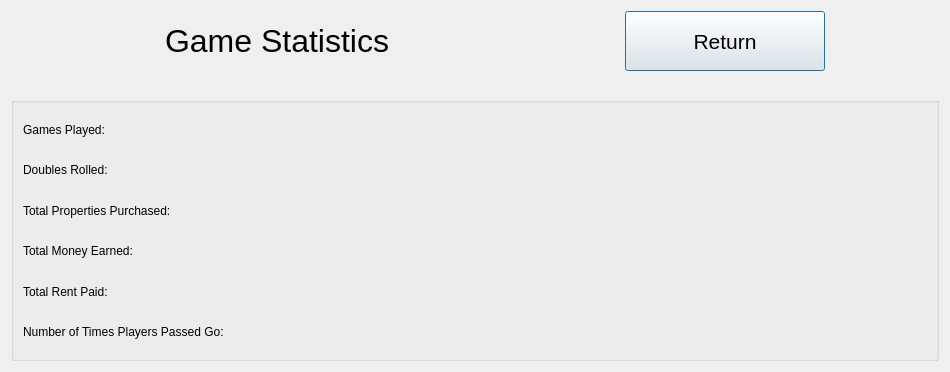
Before: the Qt Designer form UI/gameStatistics.ui in Sp1riting/A-Level-Coursework, drawn with Qt 5.
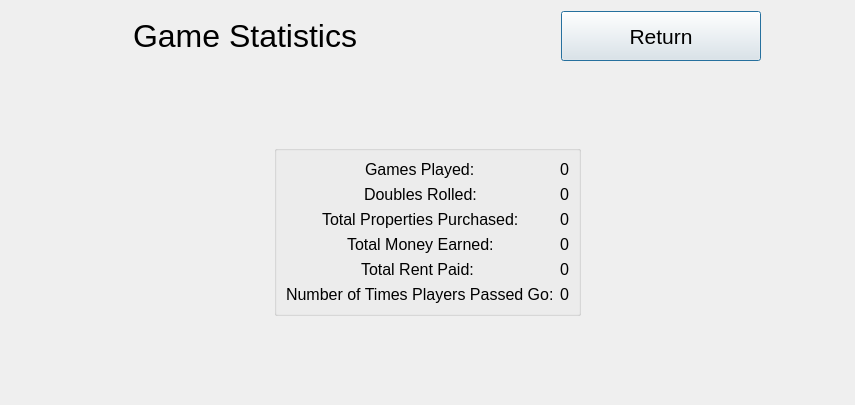
After: the same form once the commit is applied.

Commit message: game stats screen improved

```diff
--- a/UI/gameStatistics.ui
+++ b/UI/gameStatistics.ui
@@ -6,8 +6,8 @@
    <rect>
     <x>0</x>
     <y>0</y>
-    <width>950</width>
-    <height>372</height>
+    <width>855</width>
+    <height>405</height>
    </rect>
   </property>
   <property name="windowTitle">
@@ -17,56 +17,196 @@
    <item row="2" column="0">
     <layout class="QGridLayout" name="gridLayout">
      <item row="0" column="0">
+      <spacer name="horizontalSpacer_3">
+       <property name="orientation">
+        <enum>Qt::Horizontal</enum>
+       </property>
+       <property name="sizeHint" stdset="0">
+        <size>
+         <width>40</width>
+         <height>20</height>
+        </size>
+       </property>
+      </spacer>
+     </item>
+     <item row="0" column="1">
       <widget class="QGroupBox" name="groupBox">
        <property name="title">
         <string/>
        </property>
-       <layout class="QGridLayout" name="gridLayout_3">
-        <item row="3" column="0">
-         <widget class="QLabel" name="label_3">
-          <property name="text">
-           <string>Total Money Earned:</string>
-          </property>
-         </widget>
-        </item>
-        <item row="2" column="0">
-         <widget class="QLabel" name="label_5">
-          <property name="text">
-           <string>Total Properties Purchased:</string>
-          </property>
-         </widget>
-        </item>
-        <item row="1" column="0">
-         <widget class="QLabel" name="label_6">
-          <property name="text">
-           <string>Doubles Rolled:</string>
-          </property>
-         </widget>
-        </item>
+       <property name="alignment">
+        <set>Qt::AlignLeading|Qt::AlignLeft|Qt::AlignVCenter</set>
+       </property>
+       <layout class="QFormLayout" name="formLayout">
+        <property name="sizeConstraint">
+         <enum>QLayout::SetDefaultConstraint</enum>
+        </property>
+        <property name="labelAlignment">
+         <set>Qt::AlignCenter</set>
+        </property>
+        <property name="formAlignment">
+         <set>Qt::AlignCenter</set>
+        </property>
         <item row="0" column="0">
-         <widget class="QLabel" name="label_2">
+         <widget class="QLabel" name="gamesPlayedLabel">
+          <property name="font">
+           <font>
+            <pointsize>12</pointsize>
+           </font>
+          </property>
           <property name="text">
            <string>Games Played:</string>
           </property>
          </widget>
         </item>
+        <item row="0" column="1">
+         <widget class="QLabel" name="gamesPlayedValue">
+          <property name="font">
+           <font>
+            <pointsize>12</pointsize>
+           </font>
+          </property>
+          <property name="text">
+           <string>0</string>
+          </property>
+         </widget>
+        </item>
+        <item row="1" column="0">
+         <widget class="QLabel" name="doublesRolledLabel">
+          <property name="font">
+           <font>
+            <pointsize>12</pointsize>
+           </font>
+          </property>
+          <property name="text">
+           <string>Doubles Rolled:</string>
+          </property>
+         </widget>
+        </item>
+        <item row="1" column="1">
+         <widget class="QLabel" name="doublesRolledValue">
+          <property name="font">
+           <font>
+            <pointsize>12</pointsize>
+           </font>
+          </property>
+          <property name="text">
+           <string>0</string>
+          </property>
+         </widget>
+        </item>
+        <item row="2" column="0">
+         <widget class="QLabel" name="propertiesPurchasedLabel">
+          <property name="font">
+           <font>
+            <pointsize>12</pointsize>
+           </font>
+          </property>
+          <property name="text">
+           <string>Total Properties Purchased:</string>
+          </property>
+         </widget>
+        </item>
+        <item row="2" column="1">
+         <widget class="QLabel" name="propertiesPurchasedValue">
+          <property name="font">
+           <font>
+            <pointsize>12</pointsize>
+           </font>
+          </property>
+          <property name="text">
+           <string>0</string>
+          </property>
+         </widget>
+        </item>
+        <item row="3" column="0">
+         <widget class="QLabel" name="moneyEarnedLabel">
+          <property name="font">
+           <font>
+            <pointsize>12</pointsize>
+           </font>
+          </property>
+          <property name="text">
+           <string>Total Money Earned:</string>
+          </property>
+         </widget>
+        </item>
+        <item row="3" column="1">
+         <widget class="QLabel" name="moneyEarnedValue">
+          <property name="font">
+           <font>
+            <pointsize>12</pointsize>
+           </font>
+          </property>
+          <property name="text">
+           <string>0</string>
+          </property>
+         </widget>
+        </item>
         <item row="4" column="0">
-         <widget class="QLabel" name="label_4">
+         <widget class="QLabel" name="rentPaidLabel">
+          <property name="font">
+           <font>
+            <pointsize>12</pointsize>
+           </font>
+          </property>
           <property name="text">
            <string>Total Rent Paid: </string>
           </property>
          </widget>
         </item>
+        <item row="4" column="1">
+         <widget class="QLabel" name="rentPaidValue">
+          <property name="font">
+           <font>
+            <pointsize>12</pointsize>
+           </font>
+          </property>
+          <property name="text">
+           <string>0</string>
+          </property>
+         </widget>
+        </item>
         <item row="5" column="0">
-         <widget class="QLabel" name="label">
+         <widget class="QLabel" name="passedGoLabel">
+          <property name="font">
+           <font>
+            <pointsize>12</pointsize>
+           </font>
+          </property>
           <property name="text">
            <string>Number of Times Players Passed Go:</string>
           </property>
          </widget>
         </item>
+        <item row="5" column="1">
+         <widget class="QLabel" name="passedGoValue">
+          <property name="font">
+           <font>
+            <pointsize>12</pointsize>
+           </font>
+          </property>
+          <property name="text">
+           <string>0</string>
+          </property>
+         </widget>
+        </item>
        </layout>
       </widget>
      </item>
+     <item row="0" column="2">
+      <spacer name="horizontalSpacer_4">
+       <property name="orientation">
+        <enum>Qt::Horizontal</enum>
+       </property>
+       <property name="sizeHint" stdset="0">
+        <size>
+         <width>40</width>
+         <height>20</height>
+        </size>
+       </property>
+      </spacer>
+     </item>
     </layout>
    </item>
    <item row="0" column="0">
@@ -171,12 +311,25 @@
       <enum>Qt::Vertical</enum>
      </property>
      <property name="sizeType">
-      <enum>QSizePolicy::Fixed</enum>
+      <enum>QSizePolicy::Expanding</enum>
      </property>
      <property name="sizeHint" stdset="0">
       <size>
        <width>20</width>
-       <height>20</height>
+       <height>47</height>
+      </size>
+     </property>
+    </spacer>
+   </item>
+   <item row="3" column="0">
+    <spacer name="verticalSpacer_2">
+     <property name="orientation">
+      <enum>Qt::Vertical</enum>
+     </property>
+     <property name="sizeHint" stdset="0">
+      <size>
+       <width>20</width>
+       <height>40</height>
       </size>
      </property>
     </spacer>
```
The commit also changes 2 other files.
